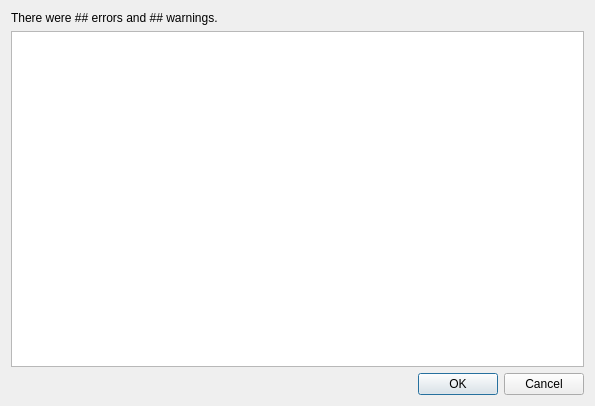
First picture: the form in src/ui/ErrorListDialog.ui, repository Myu84/CSS, before the edit.
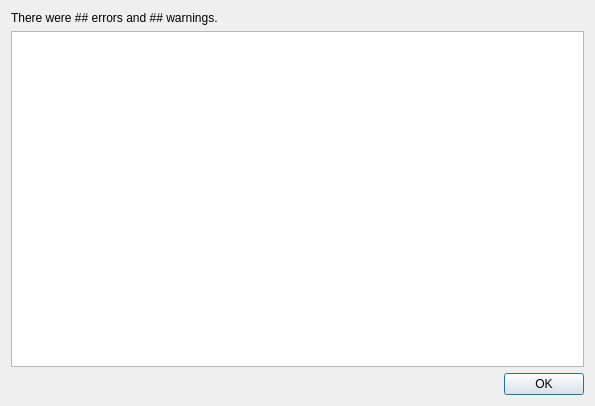
Second picture: the form after the edit.

Commit message: Made error dialog work

Diff of the .ui file:
```diff
--- a/src/ui/ErrorListDialog.ui
+++ b/src/ui/ErrorListDialog.ui
@@ -26,7 +26,7 @@
       <enum>Qt::Horizontal</enum>
      </property>
      <property name="standardButtons">
-      <set>QDialogButtonBox::Cancel|QDialogButtonBox::Ok</set>
+      <set>QDialogButtonBox::Ok</set>
      </property>
     </widget>
    </item>
```
Left out of the diff: 8 changed lines with no effect on the pictures. The commit also changes 5 other files.
